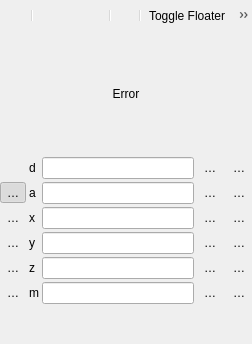
The window that src/ui/qgsadvanceddigitizingdockwidgetbase.ui (carsmie/QGIS) describes before a commit, drawn with Qt 5.
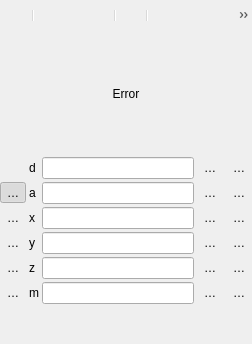
The same window after the commit. Icons and pictures are not drawn. Custom widgets are drawn as their Qt base class.

Commit message:
Advanced digitizing: floater settings and bearing
- visibility settings for floater
- option for bearing/azimuth

```diff
--- a/src/ui/qgsadvanceddigitizingdockwidgetbase.ui
+++ b/src/ui/qgsadvanceddigitizingdockwidgetbase.ui
@@ -49,7 +49,7 @@
       <addaction name="separator"/>
       <addaction name="mSettingsAction"/>
       <addaction name="separator"/>
-      <addaction name="mToggleFloaterAction"/>
+      <addaction name="mFloaterAction"/>
       <addaction name="separator"/>
       <addaction name="mConstructionAction"/>
      </widget>
@@ -612,7 +612,7 @@
     </property>
    </action>
   </widget>
-  <action name="mToggleFloaterAction">
+  <action name="mFloaterAction">
    <property name="checkable">
     <bool>true</bool>
    </property>
@@ -621,7 +621,7 @@
      <normaloff>:/images/themes/default/cadtools/floater.svg</normaloff>:/images/themes/default/cadtools/floater.svg</iconset>
    </property>
    <property name="text">
-    <string>Toggle Floater</string>
+    <string>Floater settings</string>
    </property>
   </action>
   <action name="mConstructionAction">
```
The commit also changes 7 other files.
